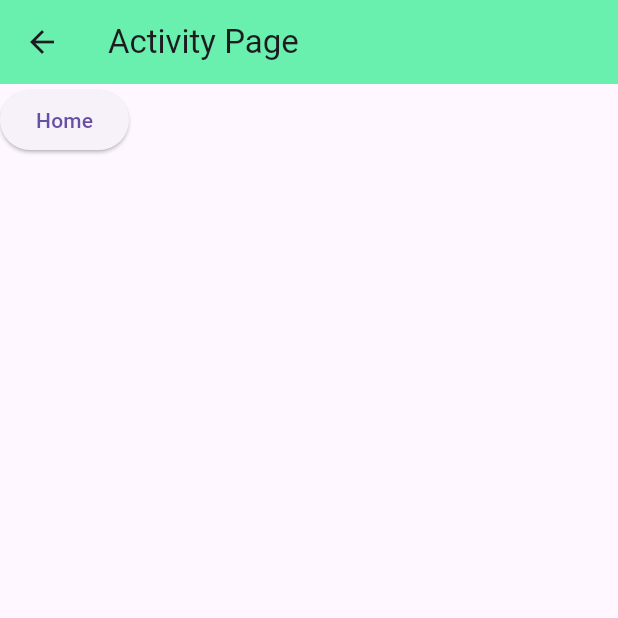
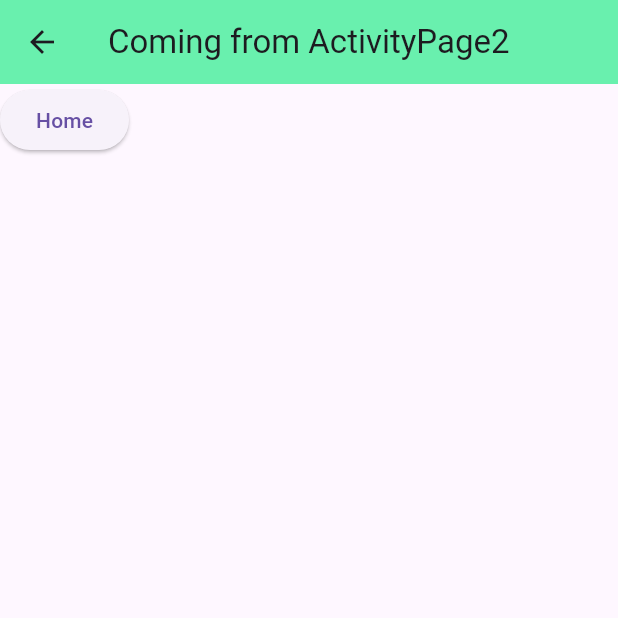
Before and after one commit to bdrasel/flutter-learning, a Flutter app: the ActivityPage2 screen opened directly, after a tap on "Go Activity Page", on a phone screen of 412 x 824 dp, the top half of it. Run offline on Flutter 3.47's test engine with Material 3 defaults, Android fonts, the phone set to English and light mode, and no system bars.

Commit message:
Refactor ActivityPage to accept a message parameter; remove unused import and update navigation routes

```diff
--- a/lib/main.dart
+++ b/lib/main.dart
@@ -1,5 +1,4 @@
 import 'package:flutter/material.dart';
-import 'package:my_app/Fragment/Home.dart';
 
 main() {
   runApp(const MyApp());
@@ -32,7 +31,9 @@ class HomeActivity extends StatelessWidget {
             onPressed: () {
               Navigator.push(
                 context,
-                MaterialPageRoute(builder: (context) => ActivityPage()),
+                MaterialPageRoute(
+                  builder: (context) => ActivityPage("Activity Route Page"),
+                ),
               );
             },
             child: Text("Activity Page"),
@@ -53,13 +54,13 @@ class HomeActivity extends StatelessWidget {
 }
 
 class ActivityPage extends StatelessWidget {
+  String msg;
+  ActivityPage(this.msg, {super.key});
+
   @override
   Widget build(BuildContext context) {
     return Scaffold(
-      appBar: AppBar(
-        title: Text("Activity Page"),
-        backgroundColor: Colors.greenAccent,
-      ),
+      appBar: AppBar(title: Text(msg), backgroundColor: Colors.greenAccent),
       body: Column(
         mainAxisAlignment: MainAxisAlignment.start,
         children: [
@@ -91,7 +92,9 @@ class ActivityPage2 extends StatelessWidget {
           onPressed: () {
             Navigator.push(
               context,
-              MaterialPageRoute(builder: (context) => ActivityPage()),
+              MaterialPageRoute(
+                builder: (context) => ActivityPage("Coming from ActivityPage2"),
+              ),
             );
           },
           child: Text("Go Activity Page"),
```
